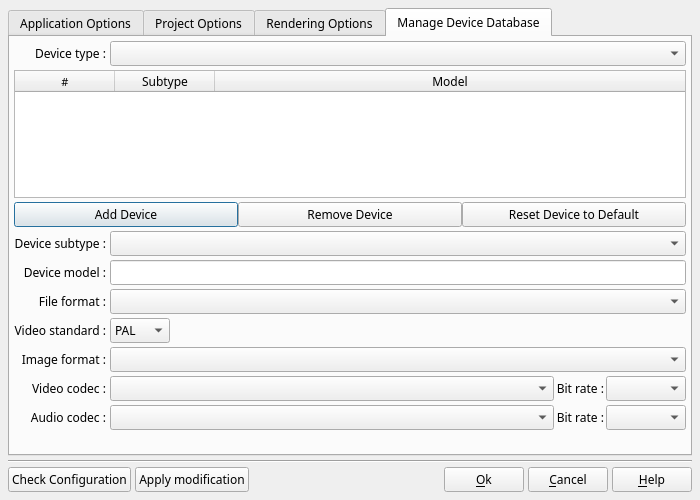
This is DlgApplicationSettings.ui in boenki/ffdiaporama as Qt 5 draws it before an edit. The edited form follows.
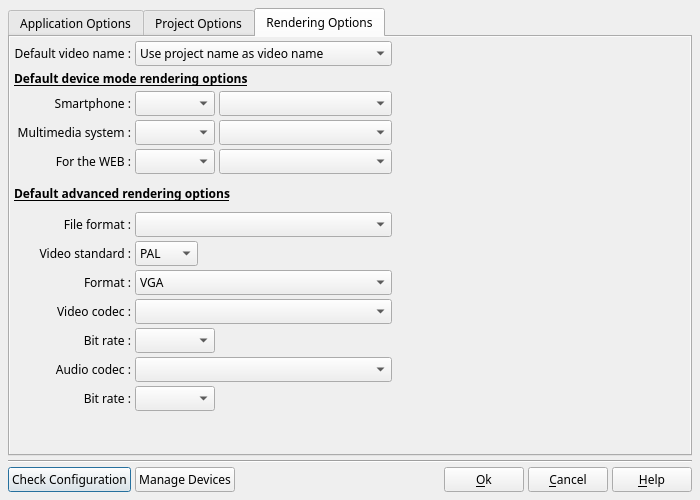
This is the edited form. The open tabs and pages were chosen to show the change. Icons and pictures are not drawn.

```diff
--- a/DlgApplicationSettings.ui
+++ b/DlgApplicationSettings.ui
@@ -2820,6 +2820,75 @@
            <item row="28" column="2">
             <widget class="QComboBox" name="STBlockBA_IMG_ShapeCB"/>
            </item>
+           <item row="2" column="1">
+            <widget class="QLabel" name="label_92">
+             <property name="text">
+              <string>Title :</string>
+             </property>
+             <property name="alignment">
+              <set>Qt::AlignRight|Qt::AlignTrailing|Qt::AlignVCenter</set>
+             </property>
+            </widget>
+           </item>
+           <item row="4" column="1" colspan="2">
+            <widget class="QLabel" name="label_32">
+             <property name="sizePolicy">
+              <sizepolicy hsizetype="Preferred" vsizetype="Preferred">
+               <horstretch>0</horstretch>
+               <verstretch>0</verstretch>
+              </sizepolicy>
+             </property>
+             <property name="font">
+              <font>
+               <weight>75</weight>
+               <bold>true</bold>
+               <underline>true</underline>
+              </font>
+             </property>
+             <property name="text">
+              <string>Project options (default values)</string>
+             </property>
+             <property name="alignment">
+              <set>Qt::AlignBottom|Qt::AlignLeading|Qt::AlignLeft</set>
+             </property>
+            </widget>
+           </item>
+           <item row="3" column="1">
+            <widget class="QLabel" name="label_93">
+             <property name="text">
+              <string>Author :</string>
+             </property>
+             <property name="alignment">
+              <set>Qt::AlignRight|Qt::AlignTrailing|Qt::AlignVCenter</set>
+             </property>
+            </widget>
+           </item>
+           <item row="3" column="2">
+            <widget class="QLineEdit" name="DefaultAuthorED">
+             <property name="maxLength">
+              <number>30</number>
+             </property>
+            </widget>
+           </item>
+           <item row="2" column="2">
+            <widget class="QComboBox" name="DefaultTitleCB">
+             <item>
+              <property name="text">
+               <string>No automatic filling</string>
+              </property>
+             </item>
+             <item>
+              <property name="text">
+               <string>Fill with project name when project save (if not yet defined)</string>
+              </property>
+             </item>
+             <item>
+              <property name="text">
+               <string>Fill with project folder name when project save (if not yet defined)</string>
+              </property>
+             </item>
+            </widget>
+           </item>
           </layout>
          </widget>
         </widget>
@@ -3285,459 +3354,6 @@
        </item>
       </layout>
      </widget>
-     <widget class="QWidget" name="TabManageDatabase">
-      <attribute name="title">
-       <string>Manage Device Database</string>
-      </attribute>
-      <layout class="QGridLayout" name="gridLayout_7">
-       <property name="margin">
-        <number>4</number>
-       </property>
-       <property name="spacing">
-        <number>4</number>
-       </property>
-       <item row="2" column="0" colspan="2">
-        <widget class="QTableWidget" name="TableDevice">
-         <property name="font">
-          <font>
-           <pointsize>9</pointsize>
-          </font>
-         </property>
-         <property name="editTriggers">
-          <set>QAbstractItemView::NoEditTriggers</set>
-         </property>
-         <property name="showDropIndicator" stdset="0">
-          <bool>false</bool>
-         </property>
-         <property name="dragDropOverwriteMode">
-          <bool>false</bool>
-         </property>
-         <property name="selectionMode">
-          <enum>QAbstractItemView::SingleSelection</enum>
-         </property>
-         <property name="selectionBehavior">
-          <enum>QAbstractItemView::SelectRows</enum>
-         </property>
-         <property name="verticalScrollMode">
-          <enum>QAbstractItemView::ScrollPerItem</enum>
-         </property>
-         <property name="horizontalScrollMode">
-          <enum>QAbstractItemView::ScrollPerPixel</enum>
-         </property>
-         <property name="sortingEnabled">
-          <bool>true</bool>
-         </property>
-         <property name="wordWrap">
-          <bool>false</bool>
-         </property>
-         <property name="cornerButtonEnabled">
-          <bool>false</bool>
-         </property>
-         <attribute name="horizontalHeaderHighlightSections">
-          <bool>false</bool>
-         </attribute>
-         <attribute name="horizontalHeaderStretchLastSection">
-          <bool>true</bool>
-         </attribute>
-         <attribute name="verticalHeaderVisible">
-          <bool>false</bool>
-         </attribute>
-         <column>
-          <property name="text">
-           <string notr="true">#</string>
-          </property>
-          <property name="font">
-           <font>
-            <family>Sans Serif</family>
-            <pointsize>8</pointsize>
-           </font>
-          </property>
-         </column>
-         <column>
-          <property name="text">
-           <string>Subtype</string>
-          </property>
-          <property name="font">
-           <font>
-            <family>Sans Serif</family>
-            <pointsize>9</pointsize>
-           </font>
-          </property>
-         </column>
-         <column>
-          <property name="text">
-           <string>Model</string>
-          </property>
-          <property name="font">
-           <font>
-            <family>Sans Serif</family>
-            <pointsize>9</pointsize>
-           </font>
-          </property>
-         </column>
-        </widget>
-       </item>
-       <item row="10" column="0">
-        <widget class="QLabel" name="StandardLabel">
-         <property name="text">
-          <string>Video standard :</string>
-         </property>
-         <property name="alignment">
-          <set>Qt::AlignRight|Qt::AlignTrailing|Qt::AlignVCenter</set>
-         </property>
-        </widget>
-       </item>
-       <item row="10" column="1">
-        <layout class="QHBoxLayout" name="horizontalLayout_11">
-         <property name="spacing">
-          <number>2</number>
-         </property>
-         <item>
-          <widget class="QComboBox" name="DBStandardCB">
-           <property name="toolTip">
-            <string>Select the video standard to use, PAL or NTSC.</string>
-           </property>
-           <item>
-            <property name="text">
-             <string>PAL</string>
-            </property>
-           </item>
-           <item>
-            <property name="text">
-             <string>NTSC</string>
-            </property>
-           </item>
-          </widget>
-         </item>
-         <item>
-          <spacer name="horizontalSpacer_7">
-           <property name="orientation">
-            <enum>Qt::Horizontal</enum>
-           </property>
-           <property name="sizeHint" stdset="0">
-            <size>
-             <width>40</width>
-             <height>20</height>
-            </size>
-           </property>
-          </spacer>
-         </item>
-        </layout>
-       </item>
-       <item row="11" column="0">
-        <widget class="QLabel" name="ImageSizeLabel">
-         <property name="text">
-          <string>Image format :</string>
-         </property>
-         <property name="alignment">
-          <set>Qt::AlignRight|Qt::AlignTrailing|Qt::AlignVCenter</set>
-         </property>
-        </widget>
-       </item>
-       <item row="11" column="1">
-        <layout class="QHBoxLayout" name="horizontalLayout_6">
-         <property name="spacing">
-          <number>2</number>
-         </property>
-         <item>
-          <widget class="QComboBox" name="DBImageSizeCombo">
-           <property name="toolTip">
-            <string>Select the image resolution to use for the rendering.</string>
-           </property>
-           <property name="currentIndex">
-            <number>-1</number>
-           </property>
-          </widget>
-         </item>
-        </layout>
-       </item>
-       <item row="12" column="0">
-        <widget class="QLabel" name="VideoFormatLabel">
-         <property name="text">
-          <string>Video codec :</string>
-         </property>
-         <property name="alignment">
-          <set>Qt::AlignRight|Qt::AlignTrailing|Qt::AlignVCenter</set>
-         </property>
-        </widget>
-       </item>
-       <item row="12" column="1">
-        <layout class="QHBoxLayout" name="horizontalLayout_9">
-         <property name="spacing">
-          <number>2</number>
-         </property>
-         <item>
-          <widget class="QComboBox" name="DBVideoFormatCB">
-           <property name="sizePolicy">
-            <sizepolicy hsizetype="Expanding" vsizetype="Fixed">
-             <horstretch>0</horstretch>
-             <verstretch>0</verstretch>
-            </sizepolicy>
-           </property>
-           <property name="minimumSize">
-            <size>
-             <width>150</width>
-             <height>0</height>
-            </size>
-           </property>
-           <property name="toolTip">
-            <string>Select the video codec to use for the rendering.</string>
-           </property>
-          </widget>
-         </item>
-         <item>
-          <widget class="QLabel" name="VideoBitRateLabel">
-           <property name="sizePolicy">
-            <sizepolicy hsizetype="Preferred" vsizetype="Preferred">
-             <horstretch>0</horstretch>
-             <verstretch>0</verstretch>
-            </sizepolicy>
-           </property>
-           <property name="text">
-            <string>Bit rate :</string>
-           </property>
-           <property name="alignment">
-            <set>Qt::AlignRight|Qt::AlignTrailing|Qt::AlignVCenter</set>
-           </property>
-          </widget>
-         </item>
-         <item>
-          <widget class="QComboBox" name="DBVideoBitRateCB">
-           <property name="minimumSize">
-            <size>
-             <width>80</width>
-             <height>0</height>
-            </size>
-           </property>
-           <property name="maximumSize">
-            <size>
-             <width>80</width>
-             <height>16777215</height>
-            </size>
-           </property>
-           <property name="toolTip">
-            <string>Select the bit rate to use for video during the rendering.</string>
-           </property>
-          </widget>
-         </item>
-        </layout>
-       </item>
-       <item row="13" column="0">
-        <widget class="QLabel" name="AudioFormatLabel">
-         <property name="text">
-          <string>Audio codec :</string>
-         </property>
-         <property name="alignment">
-          <set>Qt::AlignRight|Qt::AlignTrailing|Qt::AlignVCenter</set>
-         </property>
-        </widget>
-       </item>
-       <item row="13" column="1">
-        <layout class="QHBoxLayout" name="horizontalLayout_12">
-         <property name="spacing">
-          <number>2</number>
-         </property>
-         <item>
-          <widget class="QComboBox" name="DBAudioFormatCB">
-           <property name="sizePolicy">
-            <sizepolicy hsizetype="Expanding" vsizetype="Fixed">
-             <horstretch>0</horstretch>
-             <verstretch>0</verstretch>
-            </sizepolicy>
-           </property>
-           <property name="minimumSize">
-            <size>
-             <width>150</width>
-             <height>0</height>
-            </size>
-           </property>
-           <property name="toolTip">
-            <string>Select the audio codec to use for the rendering.</string>
-           </property>
-          </widget>
-         </item>
-         <item>
-          <widget class="QLabel" name="AudioBitRateLabel">
-           <property name="text">
-            <string>Bit rate :</string>
-           </property>
-           <property name="alignment">
-            <set>Qt::AlignRight|Qt::AlignTrailing|Qt::AlignVCenter</set>
-           </property>
-          </widget>
-         </item>
-         <item>
-          <widget class="QComboBox" name="DBAudioBitRateCB">
-           <property name="minimumSize">
-            <size>
-             <width>80</width>
-             <height>0</height>
-            </size>
-           </property>
-           <property name="maximumSize">
-            <size>
-             <width>80</width>
-             <height>16777215</height>
-            </size>
-           </property>
-           <property name="toolTip">
-            <string>Select the bit rate to use for audio during the rendering.</string>
-           </property>
-          </widget>
-         </item>
-        </layout>
-       </item>
-       <item row="8" column="0">
-        <widget class="QLabel" name="DeviceModelLabel">
-         <property name="text">
-          <string>Device model :</string>
-         </property>
-         <property name="alignment">
-          <set>Qt::AlignRight|Qt::AlignTrailing|Qt::AlignVCenter</set>
-         </property>
-        </widget>
-       </item>
-       <item row="8" column="1">
-        <widget class="QLineEdit" name="DBDeviceModelED">
-         <property name="toolTip">
-          <string>Enter here the name of the equipment (free text field).</string>
-         </property>
-        </widget>
-       </item>
-       <item row="3" column="0" colspan="2">
-        <layout class="QHBoxLayout" name="horizontalLayout_3">
-         <property name="spacing">
-          <number>0</number>
-         </property>
-         <property name="margin">
-          <number>0</number>
-         </property>
-         <item>
-          <widget class="QPushButton" name="DBAddDevice">
-           <property name="toolTip">
-            <string>Create a new equipment which comes to be added in the database.</string>
-           </property>
-           <property name="text">
-            <string>Add Device</string>
-           </property>
-           <property name="icon">
-            <iconset>
-             <normaloff>img/db_add.png</normaloff>img/db_add.png</iconset>
-           </property>
-          </widget>
-         </item>
-         <item>
-          <widget class="QPushButton" name="DBRemoveBT">
-           <property name="toolTip">
-            <string>Delete current equipment.</string>
-           </property>
-           <property name="text">
-            <string>Remove Device</string>
-           </property>
-           <property name="icon">
-            <iconset>
-             <normaloff>img/db_remove.png</normaloff>img/db_remove.png</iconset>
-           </property>
-          </widget>
-         </item>
-         <item>
-          <widget class="QPushButton" name="DBResetBT">
-           <property name="toolTip">
-            <string>Cancel the modifications that you made on an equipment defined in the default ffDiaporama database</string>
-           </property>
-           <property name="text">
-            <string>Reset Device to Default</string>
-           </property>
-           <property name="icon">
-            <iconset>
-             <normaloff>img/db_status.png</normaloff>img/db_status.png</iconset>
-           </property>
-          </widget>
-         </item>
-        </layout>
-       </item>
-       <item row="1" column="0">
-        <widget class="QLabel" name="DeviceTypeLabel">
-         <property name="text">
-          <string>Device type :</string>
-         </property>
-         <property name="alignment">
-          <set>Qt::AlignRight|Qt::AlignTrailing|Qt::AlignVCenter</set>
-         </property>
-        </widget>
-       </item>
-       <item row="1" column="1">
-        <widget class="QComboBox" name="DBDeviceTypeCB">
-         <property name="toolTip">
-          <string>Select the type of equipment to be shown in the list.</string>
-         </property>
-        </widget>
-       </item>
-       <item row="7" column="1">
-        <widget class="QComboBox" name="DBDeviceSubtypeCB">
-         <property name="toolTip">
-          <string>Select the category in which is classified the equipment.</string>
-         </property>
-        </widget>
-       </item>
-       <item row="7" column="0">
-        <widget class="QLabel" name="label_32">
-         <property name="text">
-          <string>Device subtype :</string>
-         </property>
-         <property name="alignment">
-          <set>Qt::AlignRight|Qt::AlignTrailing|Qt::AlignVCenter</set>
-         </property>
-        </widget>
-       </item>
-       <item row="9" column="0">
-        <widget class="QLabel" name="FileFormatLabel">
-         <property name="text">
-          <string>File format :</string>
-         </property>
-         <property name="alignment">
-          <set>Qt::AlignRight|Qt::AlignTrailing|Qt::AlignVCenter</set>
-         </property>
-        </widget>
-       </item>
-       <item row="9" column="1">
-        <widget class="QComboBox" name="DBFileFormatCB">
-         <property name="sizePolicy">
-          <sizepolicy hsizetype="Preferred" vsizetype="Fixed">
-           <horstretch>0</horstretch>
-           <verstretch>0</verstretch>
-          </sizepolicy>
-         </property>
-         <property name="toolTip">
-          <string>Select the file type to use for the rendering.</string>
-         </property>
-        </widget>
-       </item>
-       <item row="14" column="1">
-        <layout class="QHBoxLayout" name="horizontalLayout_14">
-         <property name="spacing">
-          <number>0</number>
-         </property>
-         <property name="margin">
-          <number>0</number>
-         </property>
-         <item>
-          <spacer name="horizontalSpacer_9">
-           <property name="orientation">
-            <enum>Qt::Horizontal</enum>
-           </property>
-           <property name="sizeHint" stdset="0">
-            <size>
-             <width>40</width>
-             <height>20</height>
-            </size>
-           </property>
-          </spacer>
-         </item>
-        </layout>
-       </item>
-      </layout>
-     </widget>
     </widget>
    </item>
    <item>
@@ -3766,7 +3382,7 @@
      <item>
       <widget class="QPushButton" name="DBApplyBT">
        <property name="text">
-        <string>Apply modification</string>
+        <string>Manage Devices</string>
        </property>
        <property name="icon">
         <iconset>
```
Left out of the diff: 145 changed lines with no effect on the pictures.
